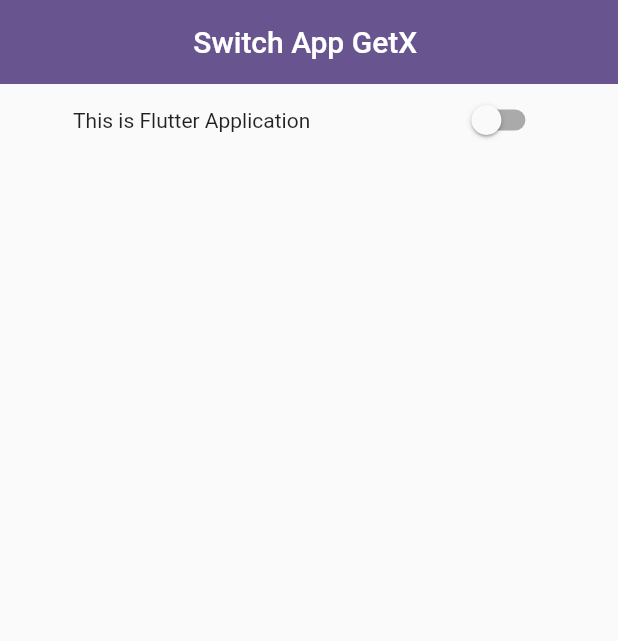
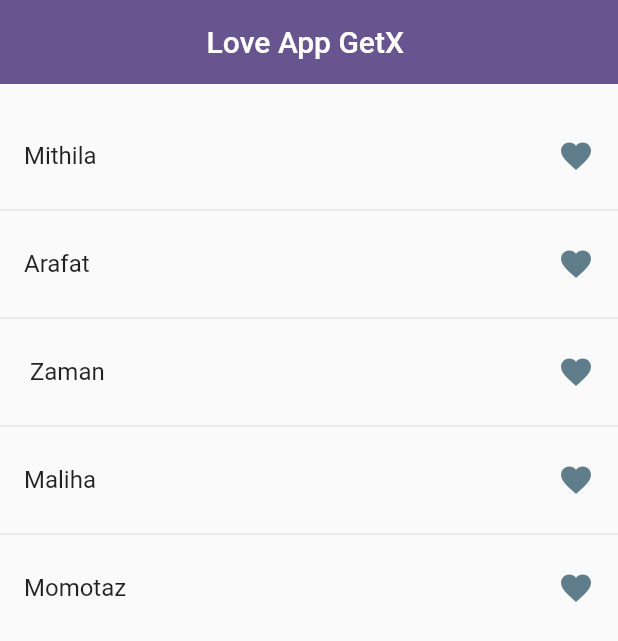
Before and after one commit to ARAFAT2000/getx_statema_nagement, a Flutter app: the screen it shows after launch, on a phone screen of 412 x 824 dp. Shown: the top 641 px of the screen. Run offline on Flutter 3.47's test engine with Material 3 defaults, Android fonts, the phone set to English and light mode, and no system bars; our stand-ins replace get.

Commit message:
Love app Controller GetX

```diff
--- /dev/null
+++ b/lib/Love_App/love_controller.dart
@@ -0,0 +1,16 @@
+import 'package:get/get.dart';
+import 'package:get/get_rx/get_rx.dart';
+
+class LoveController extends GetxController{
+ RxList<String> name=['Mithila','Arafat',' Zaman','Maliha','Momotaz'].obs;
+ RxList  isTempname =[].obs;
+
+getaddLove(String value){
+ isTempname.add(value);
+}
+
+ removeLove(String value1){
+  isTempname.remove(value1);
+ }
+
+}
--- /dev/null
+++ b/lib/Love_App/love_page.dart
@@ -0,0 +1,56 @@
+import 'package:flutter/cupertino.dart';
+import 'package:flutter/material.dart';
+import 'package:get/get_core/src/get_main.dart';
+import 'package:get/get_instance/get_instance.dart';
+
+import 'love_controller.dart';
+
+class LoveAppGetX extends StatefulWidget {
+  const LoveAppGetX({super.key});
+
+  @override
+  State<LoveAppGetX> createState() => _LoveAppGetXState();
+}
+
+class _LoveAppGetXState extends State<LoveAppGetX> {
+  LoveController c=Get.put(LoveController());
+  @override
+  Widget build(BuildContext context) {
+    return Scaffold(
+      appBar: AppBar(
+        elevation: 0,
+        centerTitle: true,
+        title:  Text('Love App GetX '),
+      ),
+
+      body: Padding(
+        padding: const EdgeInsets.only(top: 20),
+        child: ListView.separated(
+
+          separatorBuilder:(BuildContext context, int index) => const Divider(),
+          itemCount: c.name.length,
+          itemBuilder: (context,index){
+            return ListTile(
+              onTap: (){
+
+                if(c.isTempname.contains(c.name[index].toString())){
+                  c.removeLove(c.name[index].toString());
+                }else{
+                 c.isTempname.add(c.name[index].toString());
+                }
+                setState(() {
+
+                });
+
+              },
+              title: Text(c.name[index].toString()),
+              trailing: Icon(Icons.favorite,
+                color: c.isTempname.contains(c.name[index].toString())? Colors.red:Colors.blueGrey,),
+            );
+          },
+
+        ),
+      ),
+    );
+  }
+}
--- a/lib/app.dart
+++ b/lib/app.dart
@@ -3,6 +3,7 @@
 import 'package:get/get_navigation/src/root/get_material_app.dart';
 
 import 'Counter_app/counter_page.dart';
+import 'Love_App/love_page.dart';
 import 'Size/Size_getx.dart';
 import 'Slider_Example/slider.dart';
 import 'Switch/switch_getx.dart';
@@ -29,7 +30,7 @@
         colorScheme: ColorScheme.fromSeed(seedColor: Colors.deepPurple),
         useMaterial3:false,
       ),
-      home: SwitchGetX(),
+      home: LoveAppGetX(),
     );
   }
 }
```
